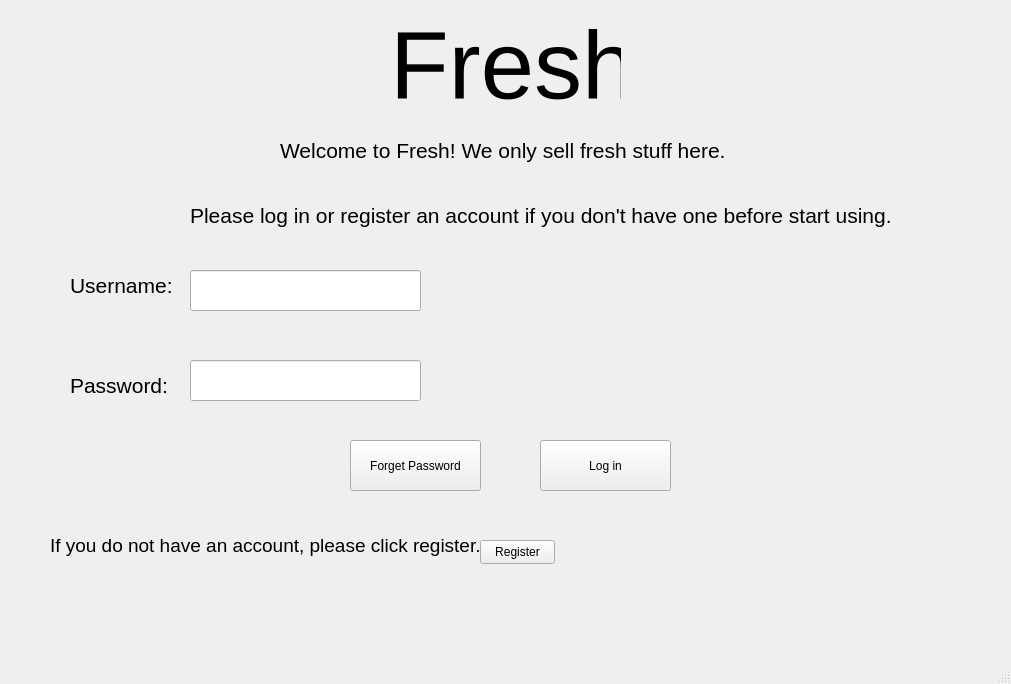
Qt form UI Design/Protocol/login.ui (kr-pound/SEP-Project) before a commit.
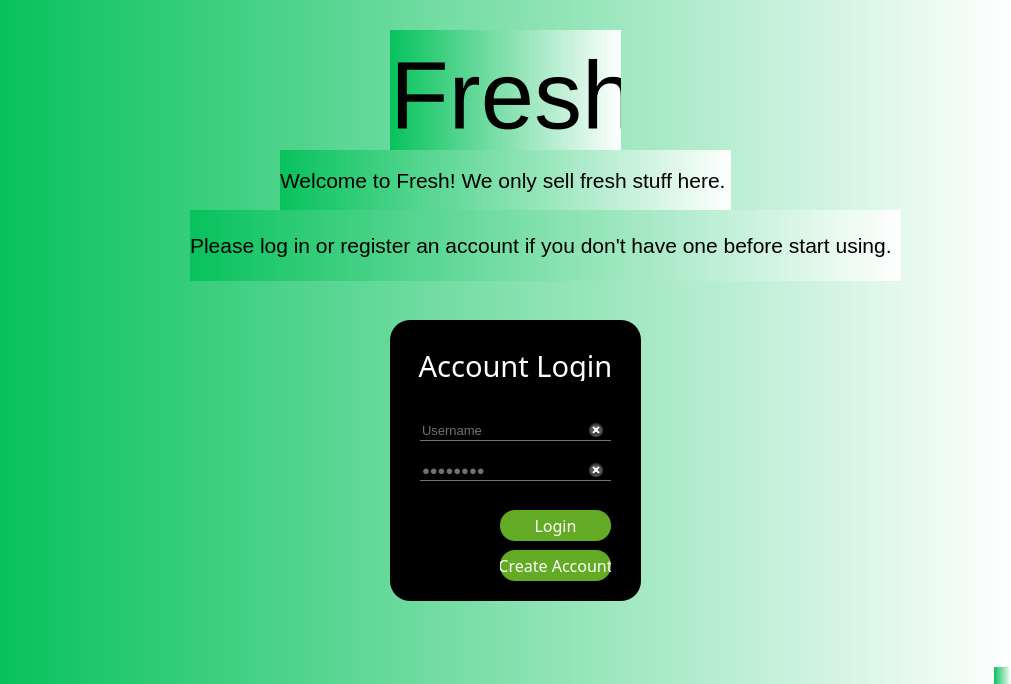
The same form after that commit.

What changed in the file:
```diff
--- a/UI Design/Protocol/login.ui
+++ b/UI Design/Protocol/login.ui
@@ -13,12 +13,24 @@
   <property name="windowTitle">
    <string>MainWindow</string>
   </property>
+  <property name="styleSheet">
+   <string notr="true">QWidget {
+	background: qlineargradient(spread:pad, x1:0, y1:0, x2:1, y2:0, stop:0 #07C25C, stop:1 rgba(255, 255, 255, 255))
+}
+
+QLineEdit {
+	background: transparent;
+	border: none;
+	color: #717072;
+	border-bottom: 1px solid #717072;
+}</string>
+  </property>
   <widget class="QWidget" name="centralwidget">
    <widget class="QLabel" name="label">
     <property name="geometry">
      <rect>
       <x>390</x>
-      <y>0</y>
+      <y>30</y>
       <width>231</width>
       <height>131</height>
      </rect>
@@ -36,7 +48,7 @@
     <property name="geometry">
      <rect>
       <x>280</x>
-      <y>120</y>
+      <y>150</y>
       <width>451</width>
       <height>61</height>
      </rect>
@@ -54,7 +66,7 @@
     <property name="geometry">
      <rect>
       <x>190</x>
-      <y>180</y>
+      <y>210</y>
       <width>711</width>
       <height>71</height>
      </rect>
@@ -68,129 +80,220 @@
      <string>Please log in or register an account if you don't have one before start using.</string>
     </property>
    </widget>
-   <widget class="QLabel" name="label_4">
+   <widget class="QFrame" name="LoginFrame">
     <property name="geometry">
      <rect>
-      <x>70</x>
-      <y>260</y>
-      <width>111</width>
-      <height>51</height>
+      <x>390</x>
+      <y>320</y>
+      <width>251</width>
+      <height>281</height>
      </rect>
     </property>
-    <property name="font">
-     <font>
-      <pointsize>16</pointsize>
-     </font>
+    <property name="focusPolicy">
+     <enum>Qt::NoFocus</enum>
     </property>
-    <property name="text">
-     <string>Username:</string>
+    <property name="styleSheet">
+     <string notr="true">QFrame {
+	background: black;
+	border-radius: 20px;
+}</string>
     </property>
-   </widget>
-   <widget class="QLineEdit" name="lineEdit">
-    <property name="geometry">
-     <rect>
-      <x>190</x>
-      <y>270</y>
-      <width>231</width>
-      <height>41</height>
-     </rect>
+    <property name="frameShape">
+     <enum>QFrame::StyledPanel</enum>
     </property>
-   </widget>
-   <widget class="QLabel" name="label_5">
+    <property name="frameShadow">
+     <enum>QFrame::Raised</enum>
+    </property>
+    <widget class="QPushButton" name="LoginButton">
     <property name="geometry">
      <rect>
-      <x>70</x>
-      <y>360</y>
+       <x>110</x>
+       <y>190</y>
       <width>111</width>
-      <height>51</height>
+       <height>31</height>
      </rect>
     </property>
     <property name="font">
      <font>
-      <pointsize>16</pointsize>
-     </font>
-    </property>
+       <family>Franklin Gothic Medium Cond</family>
+       <pointsize>12</pointsize>
+       <bold>false</bold>
+       <stylestrategy>PreferDefault</stylestrategy>
+       <kerning>true</kerning>
+      </font>
+     </property>
+     <property name="styleSheet">
+      <string notr="true">QPushButton {
+	color: white;
+	background: #64AB25;
+	border-radius: 15px;
+}
+
+QPushButton:hover {
+	color: #64AB25;
+	background: #333;
+	border-radius: 15px;
+}
+
+
+</string>
+     </property>
     <property name="text">
-     <string>Password:</string>
-    </property>
-   </widget>
-   <widget class="QLineEdit" name="lineEdit_2">
+      <string>Login</string>
+     </property>
+    </widget>
+    <widget class="QLineEdit" name="Password">
     <property name="geometry">
      <rect>
-      <x>190</x>
-      <y>360</y>
-      <width>231</width>
-      <height>41</height>
-     </rect>
-    </property>
-   </widget>
-   <widget class="QPushButton" name="pushButton">
-    <property name="geometry">
-     <rect>
-      <x>540</x>
-      <y>440</y>
-      <width>131</width>
-      <height>51</height>
-     </rect>
-    </property>
-    <property name="text">
-     <string>Log in</string>
-    </property>
-   </widget>
-   <widget class="QPushButton" name="pushButton_2">
-    <property name="geometry">
-     <rect>
-      <x>350</x>
-      <y>440</y>
-      <width>131</width>
-      <height>51</height>
-     </rect>
+       <x>30</x>
+       <y>140</y>
+       <width>191</width>
+       <height>21</height>
+      </rect>
+     </property>
+     <property name="font">
+      <font>
+       <pointsize>10</pointsize>
+      </font>
+     </property>
+     <property name="styleSheet">
+      <string notr="true">QLineEdit {
+	background: transparent;
+	border: none;
+	color: #717072;
+	border-bottom: 1px solid #717072;
+}</string>
+     </property>
+     <property name="inputMask">
+      <string/>
     </property>
     <property name="text">
-     <string>Forget Password</string>
-    </property>
-   </widget>
-   <widget class="QLabel" name="label_6">
+      <string>Password</string>
+     </property>
+     <property name="echoMode">
+      <enum>QLineEdit::Password</enum>
+     </property>
+     <property name="dragEnabled">
+      <bool>true</bool>
+     </property>
+     <property name="clearButtonEnabled">
+      <bool>true</bool>
+     </property>
+    </widget>
+    <widget class="QLineEdit" name="Username">
     <property name="geometry">
      <rect>
-      <x>50</x>
-      <y>530</y>
-      <width>431</width>
-      <height>31</height>
+       <x>30</x>
+       <y>100</y>
+       <width>191</width>
+       <height>21</height>
      </rect>
     </property>
     <property name="font">
      <font>
-      <pointsize>14</pointsize>
-     </font>
-    </property>
+       <pointsize>10</pointsize>
+      </font>
+     </property>
+     <property name="focusPolicy">
+      <enum>Qt::StrongFocus</enum>
+     </property>
+     <property name="contextMenuPolicy">
+      <enum>Qt::DefaultContextMenu</enum>
+     </property>
+     <property name="whatsThis">
+      <string>&lt;html&gt;&lt;head/&gt;&lt;body&gt;&lt;p&gt;&lt;br/&gt;&lt;/p&gt;&lt;/body&gt;&lt;/html&gt;</string>
+     </property>
+     <property name="styleSheet">
+      <string notr="true"/>
+     </property>
     <property name="text">
-     <string>If you do not have an account, please click register.</string>
-    </property>
-   </widget>
-   <widget class="QPushButton" name="pushButton_3">
+      <string>Username</string>
+     </property>
+     <property name="echoMode">
+      <enum>QLineEdit::Normal</enum>
+     </property>
+     <property name="cursorPosition">
+      <number>8</number>
+     </property>
+     <property name="dragEnabled">
+      <bool>true</bool>
+     </property>
+     <property name="readOnly">
+      <bool>false</bool>
+     </property>
+     <property name="placeholderText">
+      <string/>
+     </property>
+     <property name="clearButtonEnabled">
+      <bool>true</bool>
+     </property>
+    </widget>
+    <widget class="QPushButton" name="CreateAccountButton">
     <property name="geometry">
      <rect>
-      <x>480</x>
-      <y>540</y>
-      <width>75</width>
-      <height>24</height>
-     </rect>
-    </property>
+       <x>110</x>
+       <y>230</y>
+       <width>111</width>
+       <height>31</height>
+      </rect>
+     </property>
+     <property name="font">
+      <font>
+       <family>Franklin Gothic Medium Cond</family>
+       <pointsize>12</pointsize>
+      </font>
+     </property>
+     <property name="styleSheet">
+      <string notr="true">QPushButton {
+	color: white;
+	background: #64AB25;
+	border-radius: 15px;
+}
+
+QPushButton:hover {
+	color: #64AB25;
+	background: #333;
+	border-radius: 15px;
+}</string>
+     </property>
     <property name="text">
-     <string>Register</string>
-    </property>
-   </widget>
-  </widget>
-  <widget class="QMenuBar" name="menubar">
+      <string>Create Account</string>
+     </property>
+    </widget>
+    <widget class="QLabel" name="LoginLabel">
    <property name="geometry">
     <rect>
      <x>0</x>
-     <y>0</y>
-     <width>1011</width>
-     <height>22</height>
-    </rect>
-   </property>
+       <y>30</y>
+       <width>251</width>
+       <height>31</height>
+      </rect>
+     </property>
+     <property name="font">
+      <font>
+       <family>Rockwell Condensed</family>
+       <pointsize>22</pointsize>
+       <bold>false</bold>
+      </font>
+     </property>
+     <property name="styleSheet">
+      <string notr="true">QLabel {
+	color: white
+}</string>
+     </property>
+     <property name="text">
+      <string>Account Login</string>
+     </property>
+     <property name="alignment">
+      <set>Qt::AlignCenter</set>
+     </property>
+    </widget>
+    <zorder>LoginButton</zorder>
+    <zorder>Password</zorder>
+    <zorder>CreateAccountButton</zorder>
+    <zorder>LoginLabel</zorder>
+    <zorder>Username</zorder>
+   </widget>
   </widget>
   <widget class="QStatusBar" name="statusbar"/>
  </widget>
```
Lines whose indentation alone changed are shown as unchanged.
